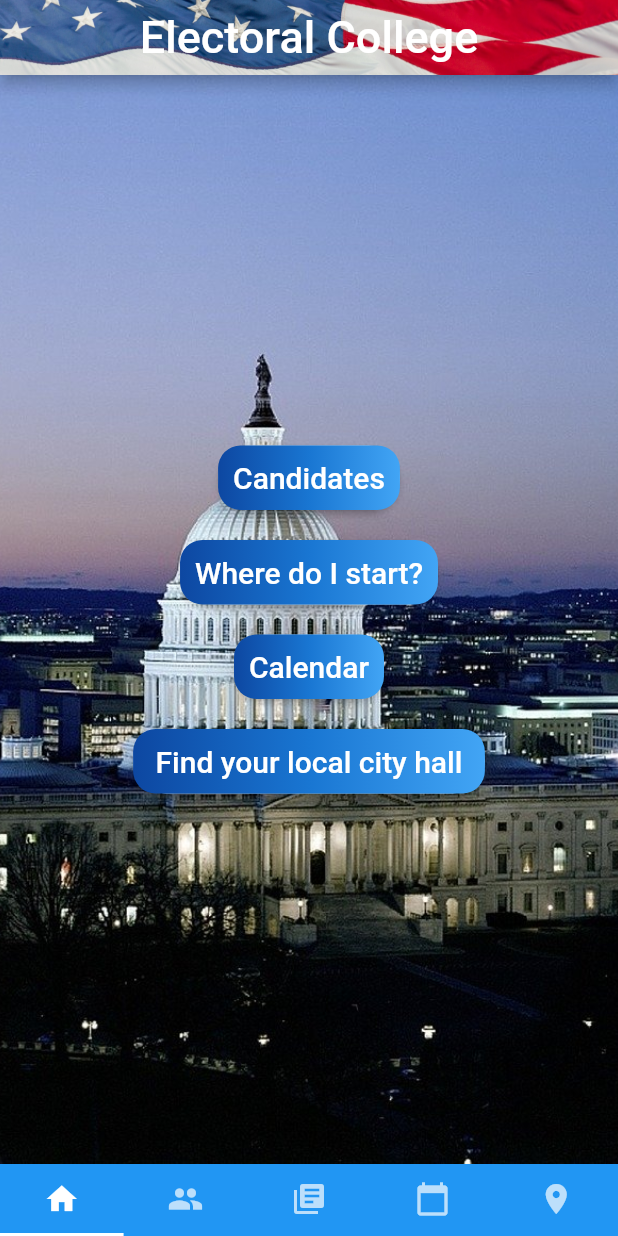
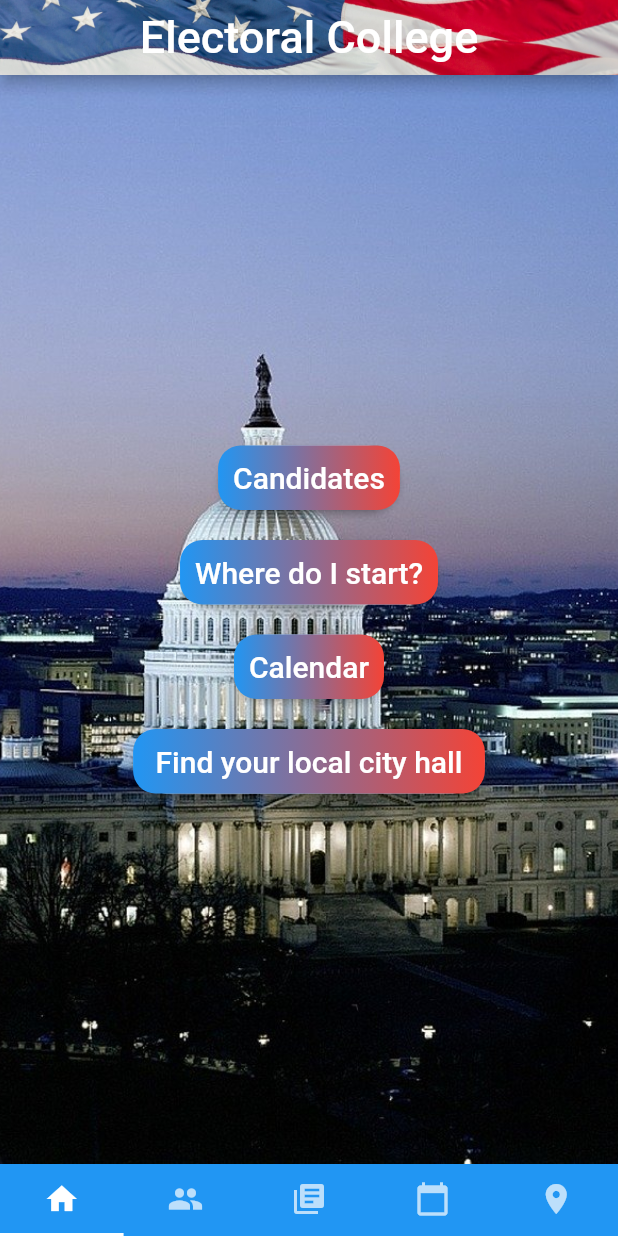
Before and after one commit to jxin31415/Electoral_College, a Flutter app: the screen it shows after launch, on a phone screen of 412 x 824 dp. Run offline on Flutter 3.47's test engine with Material 2 defaults, Android fonts, the phone set to English and light mode, and no system bars; our stand-ins replace google_maps_flutter; missing offline and left inert: flutter_google_places, geocoder, google_maps_webservice.

Commit message:
Clean up Article and home page

```diff
--- a/lib/Home.dart
+++ b/lib/Home.dart
@@ -51,11 +51,10 @@ class Home extends StatelessWidget {
               child: Container(
                 decoration: const BoxDecoration(
                   borderRadius: BorderRadius.all(Radius.circular(15)),
-                  gradient: LinearGradient(
+                   gradient: LinearGradient(
                     colors: <Color>[
-                    Color(0xFF0D47A1),
-                    Color(0xFF1976D2),
-                    Color(0xFF42A5F5),
+                    Color(0xFF2196F3),
+                    Color(0xFFF44336),
                   ],
                 ),
               ),
@@ -81,11 +80,10 @@ class Home extends StatelessWidget {
               child: Container(
                 decoration: const BoxDecoration(
                   borderRadius: BorderRadius.all(Radius.circular(15)),
-                  gradient: LinearGradient(
+                   gradient: LinearGradient(
                     colors: <Color>[
-                    Color(0xFF0D47A1),
-                    Color(0xFF1976D2),
-                    Color(0xFF42A5F5),
+                    Color(0xFF2196F3),
+                    Color(0xFFF44336),
                   ],
                 ),
               ),
@@ -111,11 +109,10 @@ class Home extends StatelessWidget {
               child: Container(
                 decoration: const BoxDecoration(
                   borderRadius: BorderRadius.all(Radius.circular(15)),
-                  gradient: LinearGradient(
+                   gradient: LinearGradient(
                     colors: <Color>[
-                    Color(0xFF0D47A1),
-                    Color(0xFF1976D2),
-                    Color(0xFF42A5F5),
+                    Color(0xFF2196F3),
+                    Color(0xFFF44336),
                   ],
                 ),
               ),
@@ -143,9 +140,8 @@ class Home extends StatelessWidget {
                   borderRadius: BorderRadius.all(Radius.circular(15)),
                   gradient: LinearGradient(
                     colors: <Color>[
-                    Color(0xFF0D47A1),
-                    Color(0xFF1976D2),
-                    Color(0xFF42A5F5),
+                    Color(0xFF2196F3),
+                    Color(0xFFF44336),
                   ],
                 ),
               ),
```
Also changed, not shown: lib/Article.dart (+14 -16 lines).
